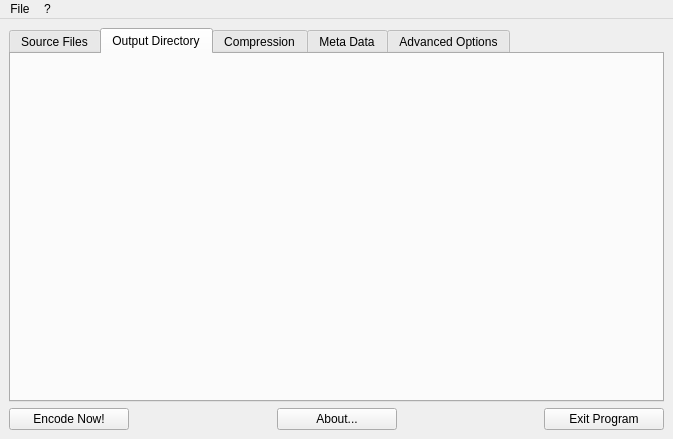
Old version of the form LameXP_QT/gui/MainWindow.ui in the repository manojkumardshenoy/mulder.
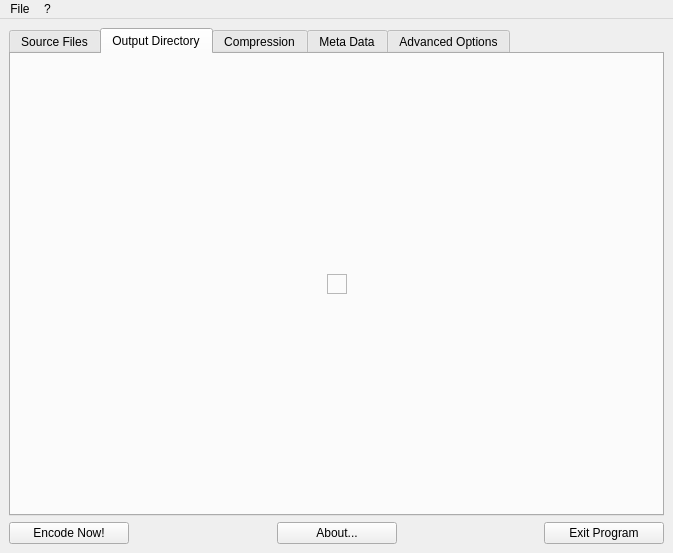
New version of the form. The open tabs and pages were chosen to show the change. Icons and pictures are not drawn.

```diff
--- a/LameXP_QT/gui/MainWindow.ui
+++ b/LameXP_QT/gui/MainWindow.ui
@@ -7,7 +7,7 @@
     <x>0</x>
     <y>0</y>
     <width>673</width>
-    <height>439</height>
+    <height>553</height>
    </rect>
   </property>
   <property name="windowTitle">
@@ -194,6 +194,83 @@
          <attribute name="title">
           <string>Output Directory</string>
          </attribute>
+         <layout class="QGridLayout" name="gridLayout_2">
+          <item row="0" column="0">
+           <layout class="QGridLayout" name="gridLayout">
+            <item row="1" column="1">
+             <widget class="QLabel" name="label">
+              <property name="frameShape">
+               <enum>QFrame::StyledPanel</enum>
+              </property>
+              <property name="frameShadow">
+               <enum>QFrame::Sunken</enum>
+              </property>
+              <property name="text">
+               <string/>
+              </property>
+              <property name="pixmap">
+               <pixmap resource="../res/Images.qrc">:/images/Construction.gif</pixmap>
+              </property>
+              <property name="alignment">
+               <set>Qt::AlignCenter</set>
+              </property>
+             </widget>
+            </item>
+            <item row="1" column="0">
+             <spacer name="horizontalSpacer_6">
+              <property name="orientation">
+               <enum>Qt::Horizontal</enum>
+              </property>
+              <property name="sizeHint" stdset="0">
+               <size>
+                <width>40</width>
+                <height>20</height>
+               </size>
+              </property>
+             </spacer>
+            </item>
+            <item row="1" column="2">
+             <spacer name="horizontalSpacer_7">
+              <property name="orientation">
+               <enum>Qt::Horizontal</enum>
+              </property>
+              <property name="sizeHint" stdset="0">
+               <size>
+                <width>40</width>
+                <height>20</height>
+               </size>
+              </property>
+             </spacer>
+            </item>
+            <item row="0" column="1">
+             <spacer name="verticalSpacer">
+              <property name="orientation">
+               <enum>Qt::Vertical</enum>
+              </property>
+              <property name="sizeHint" stdset="0">
+               <size>
+                <width>20</width>
+                <height>40</height>
+               </size>
+              </property>
+             </spacer>
+            </item>
+            <item row="2" column="1">
+             <spacer name="verticalSpacer_2">
+              <property name="orientation">
+               <enum>Qt::Vertical</enum>
+              </property>
+              <property name="sizeHint" stdset="0">
+               <size>
+                <width>20</width>
+                <height>40</height>
+               </size>
+              </property>
+             </spacer>
+            </item>
+           </layout>
+          </item>
+         </layout>
         </widget>
         <widget class="QWidget" name="tabCompressionSetting">
          <attribute name="icon">
```
Left out of the diff: 233 changed lines with no effect on the pictures.
